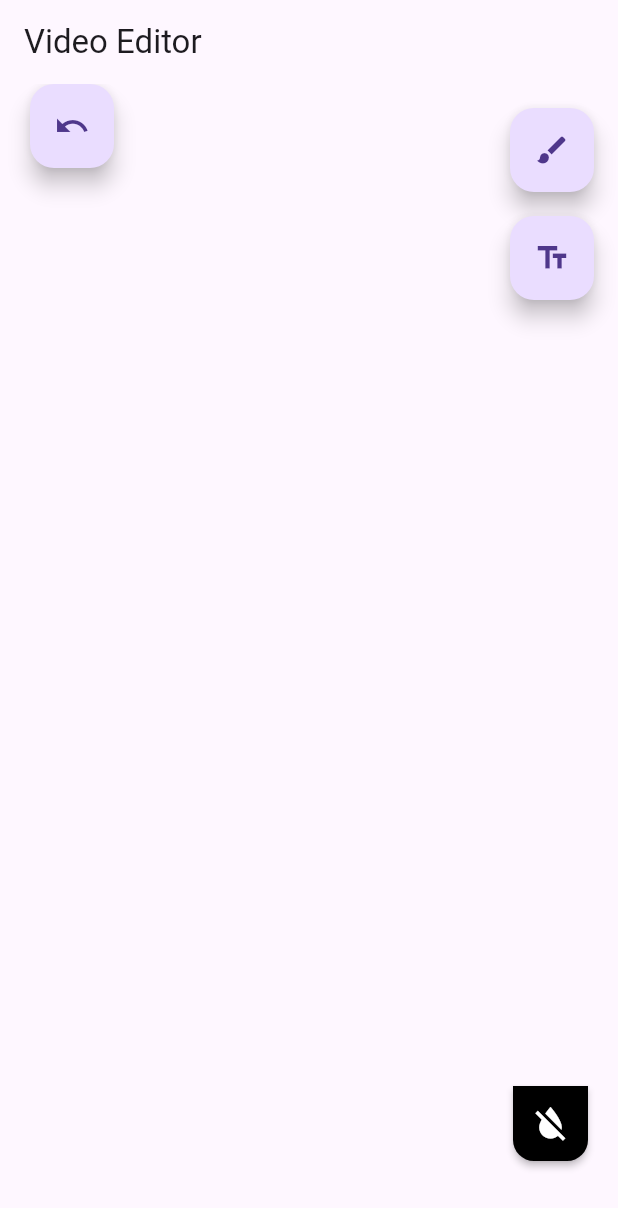
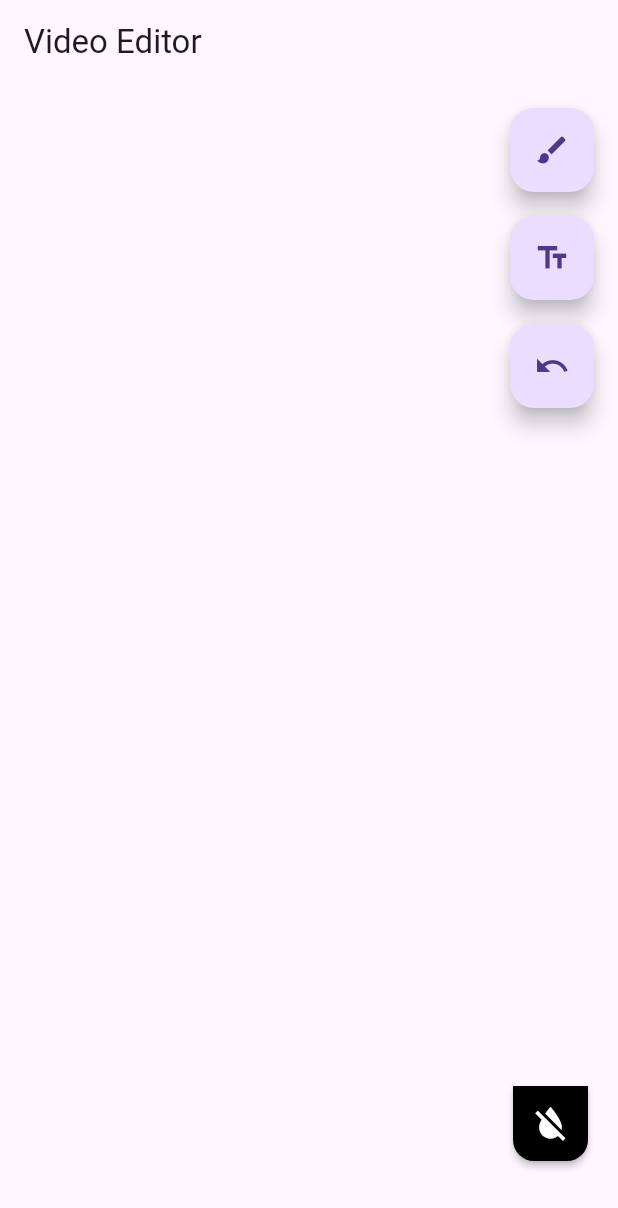
Before and after one commit to Shahidbangash/video_editor_overlay, a Flutter app: the screen it shows after launch, after a tap on the "undo" icon, on a phone screen of 412 x 824 dp. Shown: the top 1208 px of the screen. Run offline on Flutter 3.47's test engine with Material 3 defaults, Android fonts, the phone set to English and light mode, and no system bars; our stand-ins replace flutter_bloc.

Commit message:
moved edit icon to right

```diff
--- a/lib/components/editing_mode/widget/editing_mode_selector.dart
+++ b/lib/components/editing_mode/widget/editing_mode_selector.dart
@@ -2,12 +2,15 @@ import 'package:flutter/material.dart';
 import 'package:flutter_bloc/flutter_bloc.dart';
 import 'package:video_editor_overlay/common/constants.dart';
 import 'package:video_editor_overlay/components/editing_mode/editing_mode_widget.dart';
+import 'package:video_editor_overlay/views/draggable/draggable_plugin.dart';
 
 class EditingModeSelector extends StatelessWidget {
   const EditingModeSelector({super.key});
 
   @override
   Widget build(BuildContext context) {
+    return BlocBuilder<EditingModeCubit, EditingMode>(
+      builder: (context, state) {
         return Padding(
           padding: const EdgeInsets.all(16.0),
           child: Column(
@@ -26,13 +29,25 @@ class EditingModeSelector extends StatelessWidget {
               const SizedBox(height: 16),
               FloatingActionButton(
                 onPressed: () {
-              context.read<EditingModeCubit>().selectMode(EditingMode.textDrag);
+                  context
+                      .read<EditingModeCubit>()
+                      .selectMode(EditingMode.textDrag);
                 },
                 tooltip: 'Drag Text',
                 child: const Icon(Icons.text_fields),
               ),
+              const SizedBox(height: 16),
+              if (state == EditingMode.curveDraw)
+                FloatingActionButton(
+                  onPressed: () {
+                    context.read<CurveDrawingCubit>().undoLastPath();
+                  },
+                  child: const Icon(Icons.undo),
+                ),
             ],
           ),
         );
+      },
+    );
   }
 }
--- a/lib/views/draggable/views/draggable_curve.dart
+++ b/lib/views/draggable/views/draggable_curve.dart
@@ -130,15 +130,6 @@ class DrawCurveOverlay extends StatelessWidget {
               );
             },
           ),
-          Positioned(
-            left: 20,
-            child: FloatingActionButton(
-              onPressed: () {
-                context.read<CurveDrawingCubit>().undoLastPath();
-              },
-              child: const Icon(Icons.undo),
-            ),
-          ),
         ],
       ),
     );
```
Lines whose indentation alone changed are shown as unchanged.
